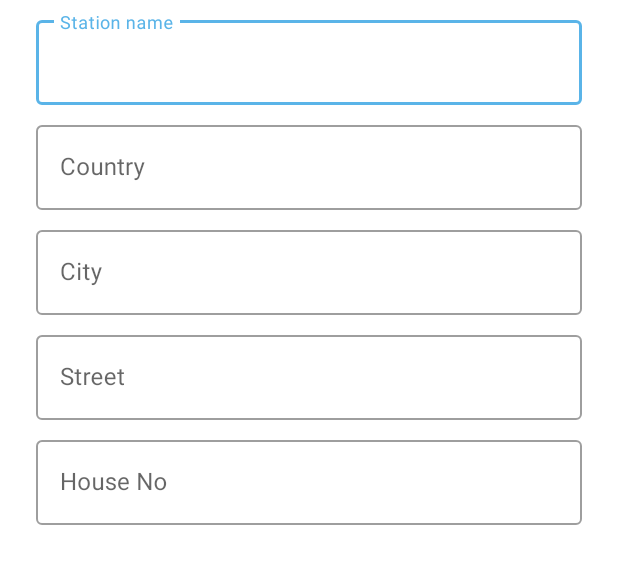
After one commit to airella-system/airella-android-app, an Android app: the layout view_device_address_config.xml on its own in the app's theme, with its tools: preview values and no code run, on a phone screen of 412 x 824 dp. The commit adds this screen. Shown: the top 564 px of the screen. Run offline under Robolectric (Android 15) with nearby library versions, the phone set to English and light mode, and no system bars.

Commit message:
Added address and location config and refactored BT

```diff
--- /dev/null
+++ b/app/src/main/res/layout/view_device_address_config.xml
@@ -0,0 +1,123 @@
+<?xml version="1.0" encoding="utf-8"?>
+<androidx.constraintlayout.widget.ConstraintLayout xmlns:android="http://schemas.android.com/apk/res/android"
+    xmlns:app="http://schemas.android.com/apk/res-auto"
+    android:layout_height="match_parent"
+    android:layout_width="match_parent">
+
+    <com.google.android.material.textfield.TextInputLayout
+        android:id="@+id/stationNameLayout"
+        style="@style/Widget.MaterialComponents.TextInputLayout.OutlinedBox"
+        android:layout_width="0dp"
+        android:layout_height="wrap_content"
+        android:layout_marginStart="24dp"
+        android:layout_marginTop="8dp"
+        android:layout_marginEnd="24dp"
+        app:layout_constraintEnd_toEndOf="parent"
+        app:layout_constraintStart_toStartOf="parent"
+        app:layout_constraintTop_toTopOf="parent">
+
+        <com.google.android.material.textfield.TextInputEditText
+            android:id="@+id/stationName"
+            android:layout_width="match_parent"
+            android:layout_height="wrap_content"
+
+            android:hint="Station name"
+            android:inputType="text"
+            android:selectAllOnFocus="true" />
+
+    </com.google.android.material.textfield.TextInputLayout>
+
+    <com.google.android.material.textfield.TextInputLayout
+        android:id="@+id/countryLayout"
+        style="@style/Widget.MaterialComponents.TextInputLayout.OutlinedBox"
+        android:layout_width="0dp"
+        android:layout_height="wrap_content"
+        android:layout_marginStart="24dp"
+        android:layout_marginTop="8dp"
+        android:layout_marginEnd="24dp"
+        app:layout_constraintEnd_toEndOf="parent"
+        app:layout_constraintStart_toStartOf="parent"
+        app:layout_constraintTop_toBottomOf="@id/stationNameLayout">
+
+        <com.google.android.material.textfield.TextInputEditText
+            android:id="@+id/country"
+            android:layout_width="match_parent"
+            android:layout_height="wrap_content"
+
+            android:hint="Country"
+            android:inputType="text"
+            android:selectAllOnFocus="true" />
+
+    </com.google.android.material.textfield.TextInputLayout>
+
+    <com.google.android.material.textfield.TextInputLayout
+        android:id="@+id/cityLayout"
+        style="@style/Widget.MaterialComponents.TextInputLayout.OutlinedBox"
+        android:layout_width="0dp"
+        android:layout_height="wrap_content"
+        android:layout_marginStart="24dp"
+        android:layout_marginTop="8dp"
+        android:layout_marginEnd="24dp"
+        app:layout_constraintEnd_toEndOf="parent"
+        app:layout_constraintStart_toStartOf="parent"
+        app:layout_constraintTop_toBottomOf="@id/countryLayout">
+
+        <com.google.android.material.textfield.TextInputEditText
+            android:id="@+id/city"
+            android:layout_width="match_parent"
+            android:layout_height="wrap_content"
+
+            android:hint="City"
+            android:inputType="text"
+            android:selectAllOnFocus="true" />
+
+    </com.google.android.material.textfield.TextInputLayout>
+
+    <com.google.android.material.textfield.TextInputLayout
+        android:id="@+id/streetLayout"
+        style="@style/Widget.MaterialComponents.TextInputLayout.OutlinedBox"
+        android:layout_width="0dp"
+        android:layout_height="wrap_content"
+        android:layout_marginStart="24dp"
+        android:layout_marginTop="8dp"
+        android:layout_marginEnd="24dp"
+        app:layout_constraintEnd_toEndOf="parent"
+        app:layout_constraintStart_toStartOf="parent"
+        app:layout_constraintTop_toBottomOf="@id/cityLayout">
+
+        <com.google.android.material.textfield.TextInputEditText
+            android:id="@+id/street"
+            android:layout_width="match_parent"
+            android:layout_height="wrap_content"
+
+            android:hint="Street"
+            android:inputType="text"
+            android:selectAllOnFocus="true" />
+
+    </com.google.android.material.textfield.TextInputLayout>
+
+    <com.google.android.material.textfield.TextInputLayout
+        android:id="@+id/houseNoLayout"
+        style="@style/Widget.MaterialComponents.TextInputLayout.OutlinedBox"
+        android:layout_width="0dp"
+        android:layout_height="wrap_content"
+        android:layout_marginStart="24dp"
+        android:layout_marginTop="8dp"
+        android:layout_marginEnd="24dp"
+        app:layout_constraintEnd_toEndOf="parent"
+        app:layout_constraintStart_toStartOf="parent"
+        app:layout_constraintTop_toBottomOf="@id/streetLayout">
+
+        <com.google.android.material.textfield.TextInputEditText
+            android:id="@+id/houseNo"
+            android:layout_width="match_parent"
+            android:layout_height="wrap_content"
+
+            android:hint="House No"
+            android:inputType="text"
+            android:selectAllOnFocus="true" />
+
+    </com.google.android.material.textfield.TextInputLayout>
+
+
+</androidx.constraintlayout.widget.ConstraintLayout>
```
Also changed, not shown: app/src/main/java/org/airella/airella/data/common/BluetoothCallback.kt (+59 -12 lines), app/src/main/java/org/airella/airella/ui/station/config/StationConfigFragment.kt (+70 -0 lines), app/src/main/java/org/airella/airella/ui/station/config/StationConfigViewModel.kt (+79 -147 lines), app/src/main/java/org/airella/airella/utils/Config.kt (+21 -3 lines), app/src/main/res/layout/fragment_station_config.xml (+16 -0 lines), app/src/main/res/layout/view_device_location_config.xml (added, +65 -0 lines), 1 other file.
